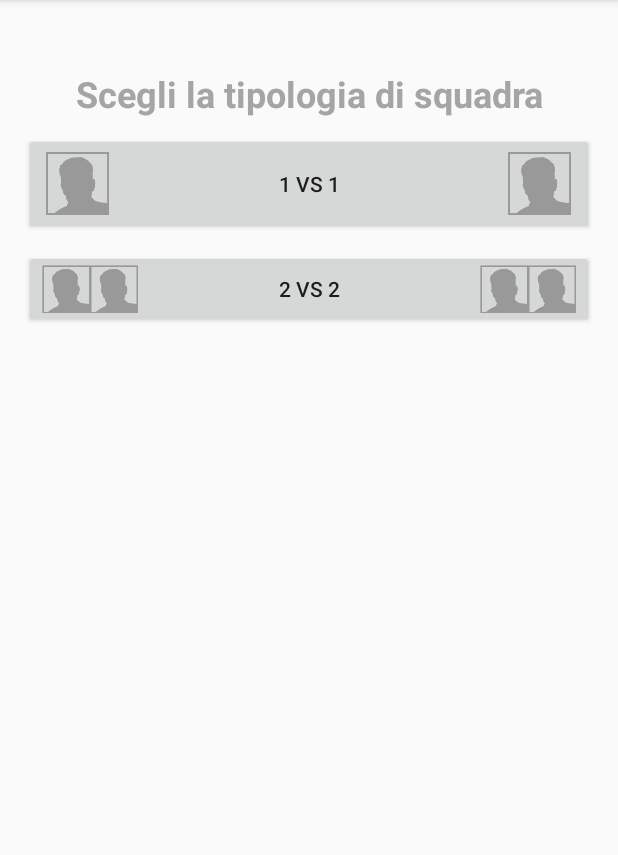
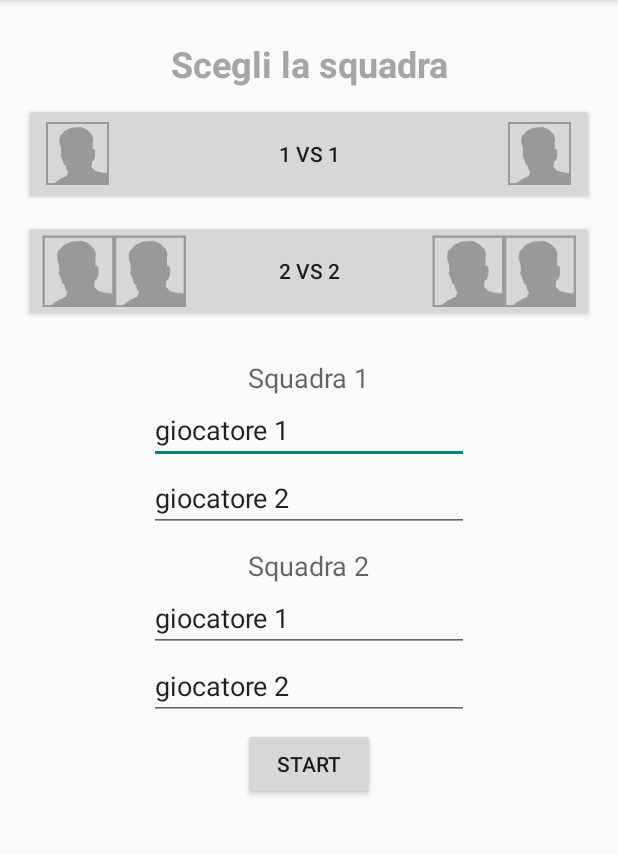
Before and after one commit to powettino/BurracoScore, an Android app: the screen it shows after launch (TeamLogin), on a phone screen of 412 x 824 dp, the part 84-939 px from its top. Run offline under Robolectric (Android 15) with nearby library versions, the phone set to English and light mode, and no system bars.

Commit message:
creata la prima schermata di login con interfaccia - problema dei bottoni dimensioni diverse ancora esistente

```diff
--- a/app/src/main/AndroidManifest.xml
+++ b/app/src/main/AndroidManifest.xml
@@ -16,6 +16,10 @@
                 <category android:name="android.intent.category.LAUNCHER" />
             </intent-filter>
         </activity>
+        <activity
+            android:name=".ReviewActivity"
+            android:label="@string/title_activity_review" >
+        </activity>
     </application>
 
 </manifest>
--- /dev/null
+++ b/app/src/main/java/yeapp/com/burracoscore/ReviewActivity.java
@@ -0,0 +1,39 @@
+package yeapp.com.burracoscore;
+
+import android.support.v7.app.ActionBarActivity;
+import android.os.Bundle;
+import android.view.Menu;
+import android.view.MenuItem;
+
+
+public class ReviewActivity extends ActionBarActivity {
+
+    @Override
+    protected void onCreate(Bundle savedInstanceState) {
+        super.onCreate(savedInstanceState);
+        setContentView(R.layout.activity_review);
+    }
+
+
+    @Override
+    public boolean onCreateOptionsMenu(Menu menu) {
+        // Inflate the menu; this adds items to the action bar if it is present.
+        getMenuInflater().inflate(R.menu.menu_review, menu);
+        return true;
+    }
+
+    @Override
+    public boolean onOptionsItemSelected(MenuItem item) {
+        // Handle action bar item clicks here. The action bar will
+        // automatically handle clicks on the Home/Up button, so long
+        // as you specify a parent activity in AndroidManifest.xml.
+        int id = item.getItemId();
+
+        //noinspection SimplifiableIfStatement
+        if (id == R.id.action_settings) {
+            return true;
+        }
+
+        return super.onOptionsItemSelected(item);
+    }
+}
--- /dev/null
+++ b/app/src/main/res/layout/activity_review.xml
@@ -0,0 +1,9 @@
+<RelativeLayout xmlns:android="http://schemas.android.com/apk/res/android"
+    xmlns:tools="http://schemas.android.com/tools" android:layout_width="match_parent"
+    android:layout_height="match_parent" android:paddingLeft="@dimen/activity_horizontal_margin"
+    android:paddingRight="@dimen/activity_horizontal_margin"
+    android:paddingTop="@dimen/activity_vertical_margin"
+    android:paddingBottom="@dimen/activity_vertical_margin"
+    tools:context="yeapp.com.burracoscore.ReviewActivity">
+
+</RelativeLayout>
--- a/app/src/main/res/layout/activity_team_login.xml
+++ b/app/src/main/res/layout/activity_team_login.xml
@@ -19,20 +19,20 @@
         android:textColor="#ffa5a5a5"
         android:textSize="@dimen/abc_text_size_headline_material"
         android:textStyle="bold"
-        android:layout_marginTop="30sp" />
+        android:layout_marginTop="10sp" />
 
-    <GridLayout
+    <LinearLayout
         android:layout_width="fill_parent"
         android:layout_height="wrap_content"
         android:columnCount="1"
         android:rowCount="3"
-        android:layout_gravity="center">
+        android:layout_gravity="center"
+        android:orientation="vertical">
 
         <Button
             android:layout_width="match_parent"
             android:layout_height="wrap_content"
             android:text="@string/gameSingolo"
-            android:layout_column="0"
             android:id="@+id/single"
             android:layout_gravity="center"
             android:drawableLeft="@drawable/avatar"
@@ -43,12 +43,90 @@
             android:layout_width="match_parent"
             android:layout_height="wrap_content"
             android:text="@string/gameDoppio"
-            android:layout_column="0"
             android:id="@+id/couple"
             android:layout_gravity="center"
             android:drawableLeft="@drawable/d_avatar"
             android:drawableRight="@drawable/d_avatar"
             android:layout_marginTop="10sp" />
-    </GridLayout>
+
+        <ScrollView
+            android:layout_width="fill_parent"
+            android:layout_height="fill_parent"
+            android:id="@+id/scrollView"
+            android:layout_gravity="center">
+
+            <LinearLayout
+                android:layout_width="match_parent"
+                android:layout_height="wrap_content"
+                android:layout_gravity="center"
+                android:layout_marginTop="10sp"
+                android:orientation="vertical">
+
+                <TextView
+                    android:layout_width="wrap_content"
+                    android:layout_height="wrap_content"
+                    android:textAppearance="?android:attr/textAppearanceMedium"
+                    android:text="@string/labelSquadra1"
+                    android:id="@+id/textView"
+                    android:layout_gravity="center"
+                    android:layout_marginTop="10sp" />
+
+                <EditText
+                    android:layout_width="wrap_content"
+                    android:layout_height="wrap_content"
+                    android:inputType="textCapWords|textPersonName|textAutoComplete"
+                    android:text="@string/nomeGiocatore11"
+                    android:ems="10"
+                    android:id="@+id/editText"
+                    android:layout_gravity="center"
+                    android:autoText="false" />
+
+                <EditText
+                    android:layout_width="wrap_content"
+                    android:layout_height="wrap_content"
+                    android:inputType="textCapWords|textPersonName|textAutoComplete"
+                    android:text="@string/nomeGiocatore12"
+                    android:ems="10"
+                    android:id="@+id/editText2"
+                    android:layout_gravity="center" />
+
+                <TextView
+                    android:layout_width="wrap_content"
+                    android:layout_height="wrap_content"
+                    android:textAppearance="?android:attr/textAppearanceMedium"
+                    android:text="@string/labelSquadra2"
+                    android:id="@+id/textView2"
+                    android:layout_marginTop="10sp"
+                    android:layout_gravity="center" />
+
+                <EditText
+                    android:layout_width="wrap_content"
+                    android:layout_height="wrap_content"
+                    android:inputType="textCapWords|textPersonName|textAutoComplete"
+                    android:text="@string/nomeGiocatore21"
+                    android:ems="10"
+                    android:id="@+id/editText3"
+                    android:layout_gravity="center" />
+
+                <EditText
+                    android:layout_width="wrap_content"
+                    android:layout_height="wrap_content"
+                    android:inputType="textCapWords|textPersonName|textAutoComplete"
+                    android:text="@string/nomegiocatore22"
+                    android:ems="10"
+                    android:id="@+id/editText4"
+                    android:layout_gravity="center" />
+            </LinearLayout>
+        </ScrollView>
+
+        <Button
+            android:layout_width="wrap_content"
+            android:layout_height="wrap_content"
+            android:text="@string/startButton"
+            android:id="@+id/button"
+            android:layout_marginTop="10dp"
+            android:layout_gravity="center" />
+
+    </LinearLayout>
 
 </LinearLayout>
--- /dev/null
+++ b/app/src/main/res/menu/menu_review.xml
@@ -0,0 +1,7 @@
+<menu xmlns:android="http://schemas.android.com/apk/res/android"
+    xmlns:app="http://schemas.android.com/apk/res-auto"
+    xmlns:tools="http://schemas.android.com/tools"
+    tools:context="yeapp.com.burracoscore.ReviewActivity">
+    <item android:id="@+id/action_settings" android:title="@string/action_settings"
+        android:orderInCategory="100" app:showAsAction="never" />
+</menu>
--- a/app/src/main/res/values/strings.xml
+++ b/app/src/main/res/values/strings.xml
@@ -3,8 +3,16 @@
 
     <string name="app_name">Segnapunti Burraco</string>
     <string name="action_settings">Settings</string>
-    <string name="tipoPartita">Scegli la tipologia di squadra</string>
+    <string name="tipoPartita">Scegli la squadra</string>
     <string name="gameSingolo">1 vs 1</string>
     <string name="gameDoppio">2 vs 2</string>
-
+    <string name="title_activity_review">ReviewActivity</string>
+    <string name="hello_world">Hello world!</string>
+    <string name="labelSquadra1">Squadra 1</string>
+    <string name="nomeGiocatore11">giocatore 1</string>
+    <string name="nomeGiocatore12">giocatore 2</string>
+    <string name="labelSquadra2">Squadra 2</string>
+    <string name="nomeGiocatore21">giocatore 1</string>
+    <string name="nomegiocatore22">giocatore 2</string>
+    <string name="startButton">Start</string>
 </resources>
```
Also changed, not shown: app/src/main/res/drawable-hdpi/d_avatar.png, app/src/main/res/drawable-mdpi/d_avatar.png, 1 other file.
